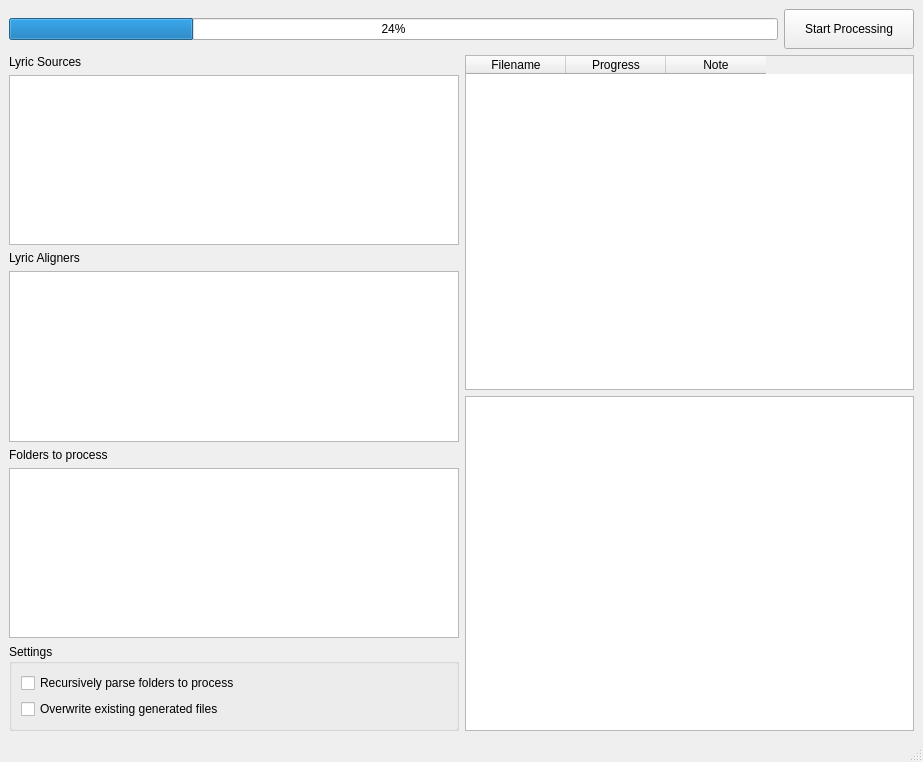
First picture: the form in resources/lyric_manager_v2.ui, repository Gazoo101/lyric-manager, before the edit.
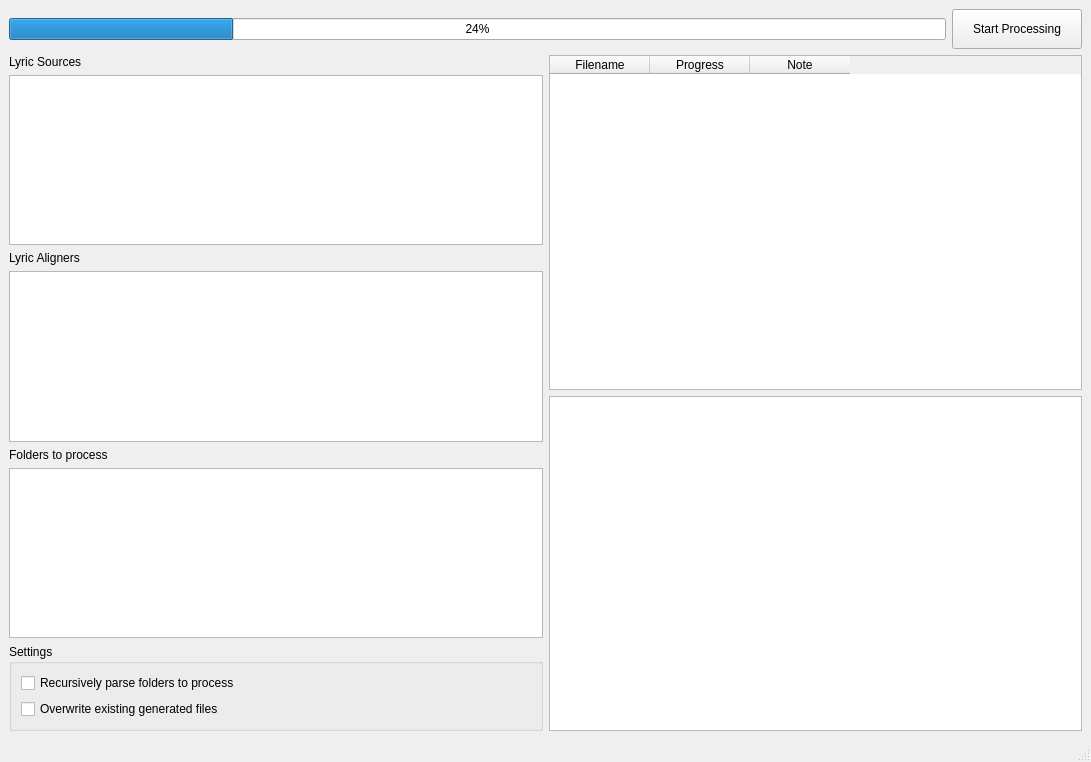
Second picture: the form after the edit.

The edit to the form file:
```diff
--- a/resources/lyric_manager_v2.ui
+++ b/resources/lyric_manager_v2.ui
@@ -6,7 +6,7 @@
    <rect>
     <x>0</x>
     <y>0</y>
-    <width>923</width>
+    <width>1091</width>
     <height>762</height>
    </rect>
   </property>
```
Left out of the diff: 2 changed lines with no effect on the pictures.
